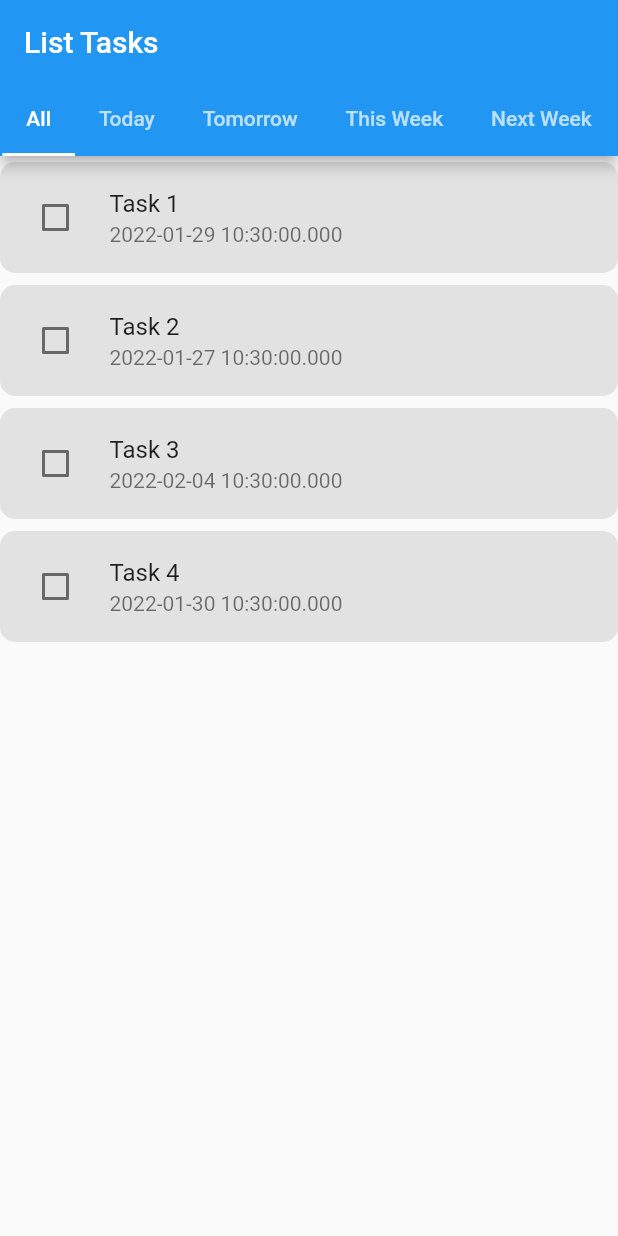
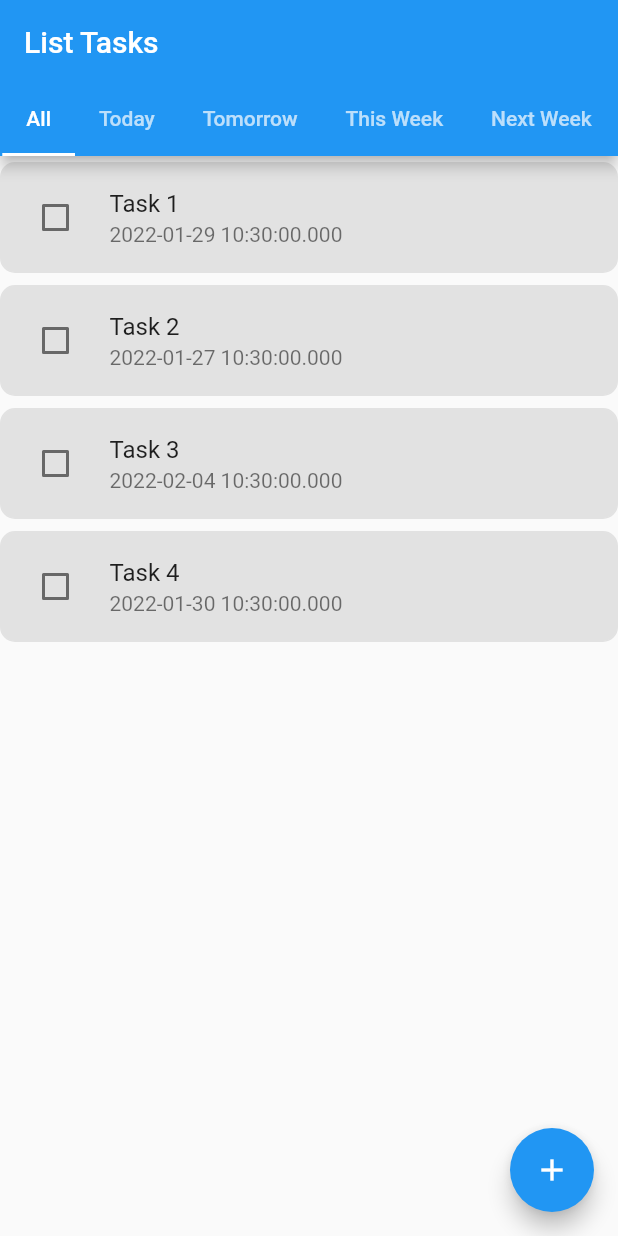
Before and after one commit to HoussemTN/devbrains-todo, a Flutter app: the screen it shows after launch, on a phone screen of 412 x 824 dp. Run offline on Flutter 3.47's test engine with Material 2 defaults, Android fonts, the phone set to English and light mode, and no system bars.

Commit message:
feat: setup routing & navigation

```diff
--- a/lib/main.dart
+++ b/lib/main.dart
@@ -1,5 +1,6 @@
 import 'package:flutter/material.dart';
 import 'package:provider/provider.dart';
+import 'package:todo/view/AddTasksView.dart';
 import 'package:todo/view/ListTasksView.dart';
 import 'provider/TaskModel.dart';
 void main() {
@@ -24,6 +25,10 @@ class MyApp extends StatelessWidget {
       theme: ThemeData(
         primarySwatch: Colors.blue,
       ),
+      routes:  {
+        "listTasks":(context)=> ListTasksView(),
+        "addTask":(context)=> AddTasksView(),
+      },
       home: ListTasksView()
     );
   }
--- a/lib/view/ListTasksView.dart
+++ b/lib/view/ListTasksView.dart
@@ -36,7 +36,16 @@ class _ListTasksViewState extends State<ListTasksView> {
               ListTasksWidget(),
               ListTasksWidget(),
             ],
-          )),
+          ),
+          floatingActionButton: FloatingActionButton(
+          child: Icon(Icons.add),
+          onPressed: () {
+            Navigator.pushNamed(context, 'addTask');
+          },
+
+      ),
+
+      ),
     );
   }
 }
```
Also changed, not shown: lib/view/AddTasksView.dart (added, +15 -0 lines).
